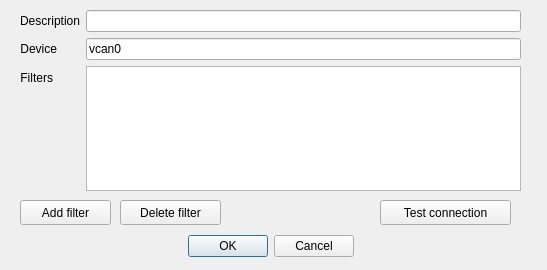
Qt form src/cdlgconnsettingssocketcan.ui (grodansparadis/vscp-works-qt) before a commit.
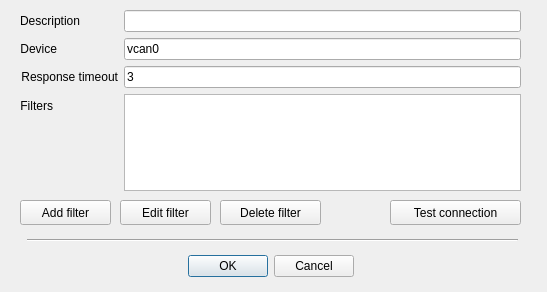
The same form after that commit.

Commit message: Added filter dialogs

The edit to the form file:
```diff
--- a/src/cdlgconnsettingssocketcan.ui
+++ b/src/cdlgconnsettingssocketcan.ui
@@ -7,7 +7,7 @@
     <x>0</x>
     <y>0</y>
     <width>547</width>
-    <height>270</height>
+    <height>292</height>
    </rect>
   </property>
   <property name="baseSize">
@@ -23,7 +23,7 @@
    <property name="geometry">
     <rect>
      <x>0</x>
-     <y>230</y>
+     <y>250</y>
      <width>541</width>
      <height>32</height>
     </rect>
@@ -88,7 +88,7 @@
       </property>
      </widget>
     </item>
-    <item row="2" column="0">
+    <item row="3" column="0">
      <widget class="QLabel" name="label_3">
       <property name="text">
        <string>Filters</string>
@@ -98,8 +98,28 @@
       </property>
      </widget>
     </item>
+    <item row="3" column="1">
+     <widget class="QListWidget" name="listFilters"/>
+    </item>
     <item row="2" column="1">
-     <widget class="QListWidget" name="listWidgetFilters"/>
+     <widget class="QLineEdit" name="editResponseTimeout">
+      <property name="toolTip">
+       <string>Address to remote host. Prefix with stcp:// for SSL/TLS</string>
+      </property>
+      <property name="text">
+       <string>3</string>
+      </property>
+     </widget>
+    </item>
+    <item row="2" column="0">
+     <widget class="QLabel" name="label_4">
+      <property name="text">
+       <string>Response timeout</string>
+      </property>
+      <property name="alignment">
+       <set>Qt::AlignRight|Qt::AlignTrailing|Qt::AlignVCenter</set>
+      </property>
+     </widget>
     </item>
    </layout>
   </widget>
@@ -134,7 +154,7 @@
   <widget class="QPushButton" name="pushButtonTestConnection">
    <property name="geometry">
     <rect>
-     <x>380</x>
+     <x>390</x>
      <y>200</y>
      <width>131</width>
      <height>25</height>
@@ -150,7 +170,7 @@
   <widget class="QPushButton" name="pushButtonSetFilter_2">
    <property name="geometry">
     <rect>
-     <x>120</x>
+     <x>220</x>
      <y>200</y>
      <width>101</width>
      <height>25</height>
@@ -175,6 +195,47 @@
     <string>Delete filter</string>
    </property>
   </widget>
+  <widget class="QPushButton" name="btnEditFilter">
+   <property name="geometry">
+    <rect>
+     <x>120</x>
+     <y>200</y>
+     <width>91</width>
+     <height>25</height>
+    </rect>
+   </property>
+   <property name="minimumSize">
+    <size>
+     <width>0</width>
+     <height>0</height>
+    </size>
+   </property>
+   <property name="baseSize">
+    <size>
+     <width>0</width>
+     <height>0</height>
+    </size>
+   </property>
+   <property name="toolTip">
+    <string>Define incoming filter</string>
+   </property>
+   <property name="text">
+    <string>Edit filter</string>
+   </property>
+  </widget>
+  <widget class="Line" name="line">
+   <property name="geometry">
+    <rect>
+     <x>27</x>
+     <y>230</y>
+     <width>491</width>
+     <height>20</height>
+    </rect>
+   </property>
+   <property name="orientation">
+    <enum>Qt::Horizontal</enum>
+   </property>
+  </widget>
  </widget>
  <resources/>
  <connections>
```
Left out of the diff: 10 changed lines with no effect on the pictures. The commit also changes 19 other files.
